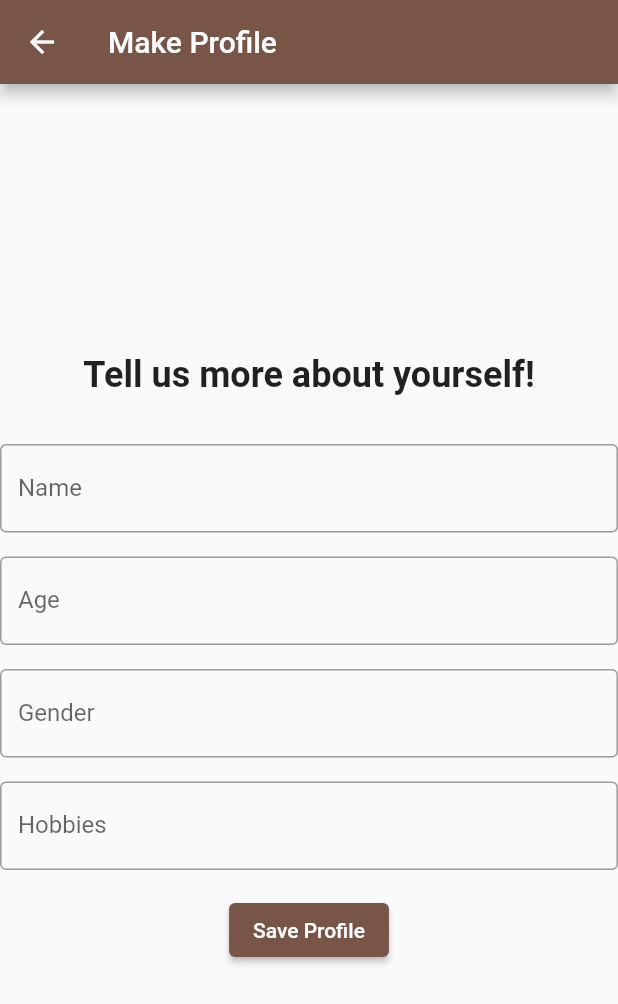
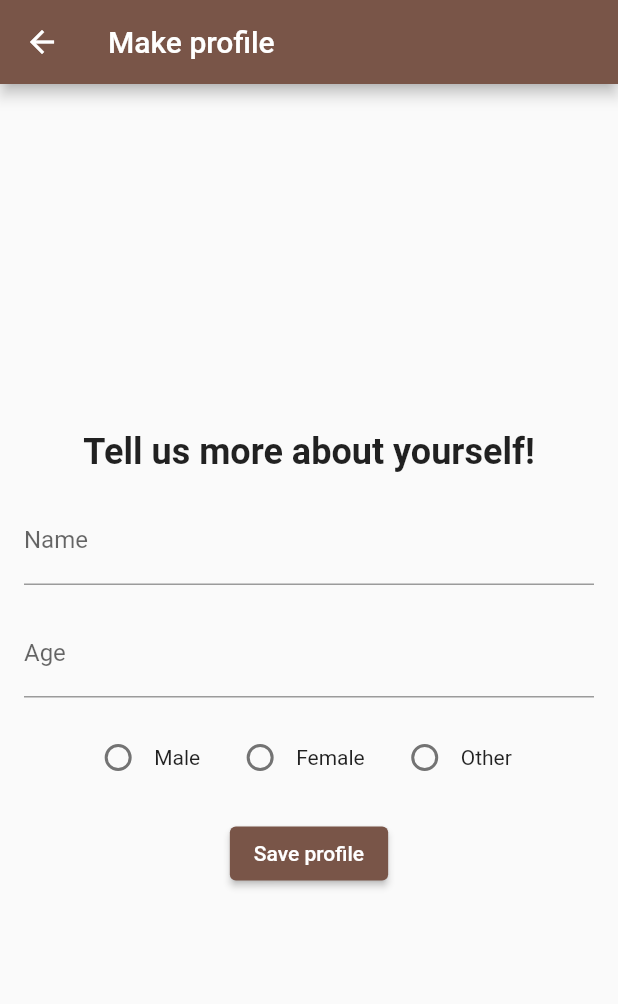
Before and after one commit to joas47/Bark_Buddy, a Flutter app: the screen it shows after launch, after a tap on "Login", on a phone screen of 412 x 824 dp. Shown: the top 1004 px of the screen. Run offline on Flutter 3.47's test engine with Material 2 defaults, Android fonts, the phone set to English and light mode, and no system bars.

Commit message:
removed hobbies from create a profile page and added gender

```diff
--- a/lib/main2.dart
+++ b/lib/main2.dart
@@ -11,7 +11,7 @@ class MyApp extends StatelessWidget {
   @override
   Widget build(BuildContext context) {
     return MaterialApp(
-      title: 'Flutter Dating App',
+      title: 'Bark Buddy',
       theme: ThemeData(
         primarySwatch: Colors.brown,
       ),
@@ -74,16 +74,19 @@ class LoginPage extends StatelessWidget {
         title: Text('Login'),
         automaticallyImplyLeading: false,
       ),
-      body: Center(
+      body: SingleChildScrollView(
+        child: Center(
             child: Container(
           padding: EdgeInsets.all(16.0),
           child: Column(
             mainAxisAlignment: MainAxisAlignment.center,
             children: [
+              SizedBox(height: 64.0),
               Image.asset(
                 'assets/images/bark_buddy_logo.png',
-              height: 100.0,
+                height: 100,
               ),
+              SizedBox(height: 64.0),
               Text(
                 'Welcome to Bark Buddy!',
                 style: TextStyle(
@@ -100,6 +103,7 @@ class LoginPage extends StatelessWidget {
               ),
               SizedBox(height: 16.0),
               TextField(
+                obscureText: true,
                 decoration: InputDecoration(
                   labelText: 'Password',
                   border: OutlineInputBorder(),
@@ -123,6 +127,7 @@ class LoginPage extends StatelessWidget {
             ],
           ),
         )),
+      ),
     );
   }
 }
@@ -136,7 +141,9 @@ class RegisterPage extends StatelessWidget {
         appBar: AppBar(
           title: Text('Register'),
         ),
-      body: Center(
+        body: Padding(
+          padding: EdgeInsets.symmetric(horizontal: 16.0),
+          child: Center(
             child: Column(
               mainAxisAlignment: MainAxisAlignment.center,
               children: [
@@ -163,6 +170,7 @@ class RegisterPage extends StatelessWidget {
                 ),
                 SizedBox(height: 16.0),
                 TextField(
+                  obscureText: true,
                   decoration: InputDecoration(
                     labelText: 'Password',
                     border: OutlineInputBorder(),
@@ -172,6 +180,7 @@ class RegisterPage extends StatelessWidget {
                 ElevatedButton(
                   onPressed: () {
                     // TODO: Implement registration functionality.
+                    Navigator.pushNamed(context, '/make-profile');
                   },
                   child: Text('Register'),
                 ),
@@ -185,20 +194,33 @@ class RegisterPage extends StatelessWidget {
               ],
             ),
           ),
-    );
+        ));
   }
 }
 
-class MakeProfilePage extends StatelessWidget {
-  const MakeProfilePage({super.key});
+class MakeProfilePage extends StatefulWidget {
+  @override
+  _MakeProfilePageState createState() => _MakeProfilePageState();
+}
+
+class _MakeProfilePageState extends State<MakeProfilePage> {
+  String _name = '';
+  int _age = 0;
+  String _gender = '';
+
+  final List<String> _genderOptions = ['Male', 'Female', 'Other'];
+
+  final _nameController = TextEditingController();
+  final _ageController = TextEditingController();
 
   @override
   Widget build(BuildContext context) {
     return Scaffold(
       appBar: AppBar(
-        title: Text('Make Profile'),
+        title: Text('Make profile'),
       ),
-      body: Center(
+      body: Padding(
+        padding: EdgeInsets.all(16.0),
         child: Column(
           mainAxisAlignment: MainAxisAlignment.center,
           children: [
@@ -209,41 +231,56 @@ class MakeProfilePage extends StatelessWidget {
                 fontWeight: FontWeight.bold,
               ),
             ),
-            SizedBox(height: 32.0),
+            SizedBox(height: 16.0),
             TextField(
+              controller: _nameController,
               decoration: InputDecoration(
                 labelText: 'Name',
-                border: OutlineInputBorder(),
               ),
+              keyboardType: TextInputType.name,
+              onChanged: (value) {
+                _name = value;
+              },
             ),
             SizedBox(height: 16.0),
             TextField(
+              controller: _ageController,
               decoration: InputDecoration(
                 labelText: 'Age',
-                border: OutlineInputBorder(),
               ),
+              keyboardType: TextInputType.number,
+              onChanged: (value) {
+                _age = int.tryParse(value) ?? 0;
+              },
             ),
             SizedBox(height: 16.0),
-            TextField(
-              decoration: InputDecoration(
-                labelText: 'Gender',
-                border: OutlineInputBorder(),
+            Row(
+              mainAxisAlignment: MainAxisAlignment.center,
+              children: _genderOptions
+                  .map((option) => Row(
+                        children: [
+                          Radio(
+                            value: option,
+                            groupValue: _gender,
+                            onChanged: (value) {
+                              setState(() {
+                                _gender = value.toString();
+                              });
+                            },
                           ),
-            ),
-            SizedBox(height: 16.0),
-            TextField(
-              decoration: InputDecoration(
-                labelText: 'Hobbies',
-                border: OutlineInputBorder(),
-              ),
+                          Text(option),
+                          SizedBox(width: 16.0),
+                        ],
+                      ))
+                  .toList(),
             ),
             SizedBox(height: 16.0),
             ElevatedButton(
               onPressed: () {
-                // TODO: Implement save profile functionality.
+                // TODO: save profile
                 Navigator.pushNamed(context, '/find-match');
               },
-              child: Text('Save Profile'),
+              child: Text('Save profile'),
             ),
           ],
         ),
@@ -251,42 +288,6 @@ class MakeProfilePage extends StatelessWidget {
     );
   }
 }
-
-/*class FindMatchPage extends StatelessWidget {
-  @override
-  Widget build(BuildContext context) {
-    return Scaffold(
-      appBar: AppBar(
-        title: Text('Find Match'),
-      ),
-      body: Center(
-        child: Column(
-          mainAxisAlignment: MainAxisAlignment.center,
-          children: [
-            Text(
-              'Find your perfect match!',
-              style: TextStyle(
-                fontSize: 24.0,
-                fontWeight: FontWeight.bold,
-              ),
-            ),
-            SizedBox(height: 32.0),
-            ElevatedButton(
-              onPressed: () {
-                // TODO: Implement find match functionality.
-                Navigator.push(
-                  context,
-                  MaterialPageRoute(builder: (context) => MatchChatPage()),
-                );
-              },
-              child: Text('Find Match'),
-            ),
-          ],
-        ),
-      ),
-    );
-  }
-}*/
 
 class FindMatchPage extends StatelessWidget {
   const FindMatchPage({super.key});
@@ -296,6 +297,7 @@ class FindMatchPage extends StatelessWidget {
     return Scaffold(
       appBar: AppBar(
         title: Text('Find Match'),
+        automaticallyImplyLeading: false,
       ),
       body: Center(
         child: Text('Find your perfect match!'),
@@ -356,8 +358,8 @@ class ProfilePage extends StatelessWidget {
           children: <Widget>[
             CircleAvatar(
               radius: 50.0,
-              backgroundImage: AssetImage(
-                  'assets/images/placeholder-profile-image.png'),
+              backgroundImage:
+                  AssetImage('assets/images/placeholder-profile-image.png'),
             ),
             SizedBox(height: 10.0),
             Text(
```
Lines whose indentation alone changed are shown as unchanged.
